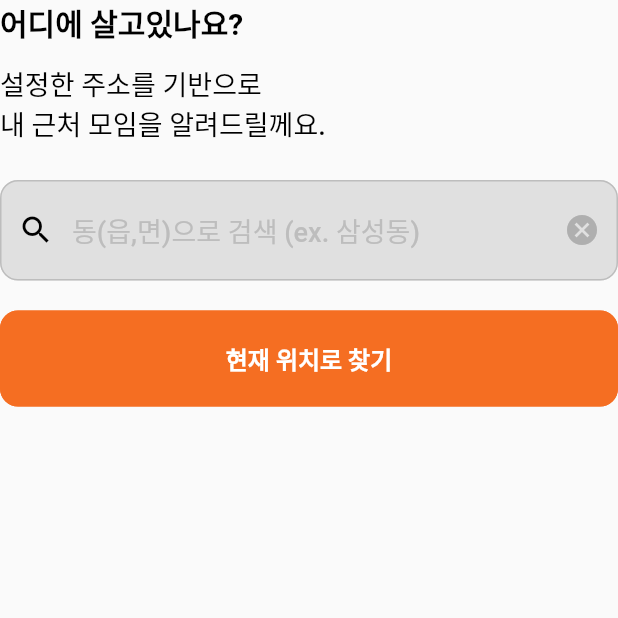
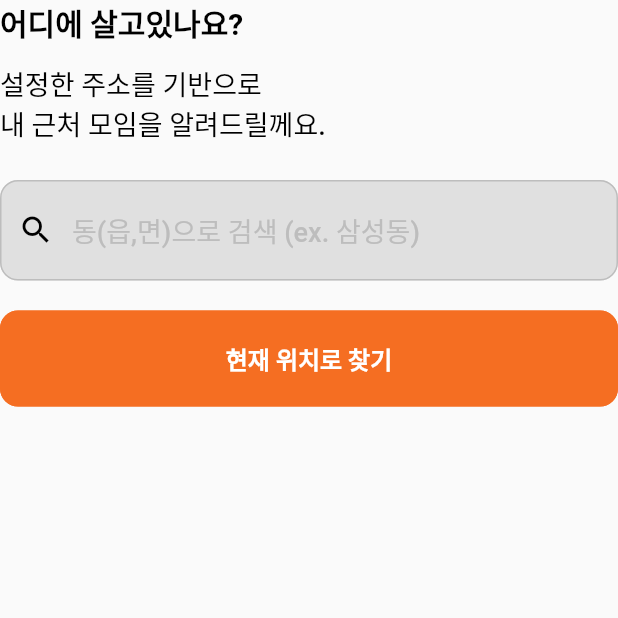
Before and after one commit to EvilStorm/OneDayMate-Flutter, a Flutter app: the JoinProcessScreen screen opened by its route, on a phone screen of 412 x 824 dp, the top half of it. Run offline on Flutter 3.47's test engine with Material 2 defaults, Android fonts, the phone set to English and light mode, and no system bars; our stand-ins replace expandable, firebase_auth, firebase_core, firebase_messaging, flutter_html, flutter_spinkit and 7 more; missing offline and left inert: flutter_facebook_auth, http_interceptor, kakao_flutter_sdk_user; accounts and stored records are empty; statements that could not run were skipped.

Commit message:
search address modify

```diff
--- a/lib/network/http_client.dart
+++ b/lib/network/http_client.dart
@@ -9,8 +9,8 @@ import 'app_exception.dart';
 import 'http_log_intercepter.dart';
 
 class HttpClient {
-  final testDomain = "192.168.0.4:2394";
-  final liveDomain = "192.168.0.4:2394";
+  final testDomain = "192.168.16.154:2394";
+  final liveDomain = "192.168.16.154:2394";
   Map<String, String> header = {
     "Content-Type": "application/json",
   };
--- /dev/null
+++ b/lib/screens/join/page_location.dart
@@ -0,0 +1,106 @@
+import 'package:flutter/material.dart';
+import 'package:get/get.dart';
+import 'package:odm/constants/constants.dart';
+import 'package:odm/controllers/controller_brief_addr.dart';
+import 'package:odm/screens/components/button.dart';
+
+class PageLocationSelect extends StatelessWidget {
+  PageLocationSelect({Key? key}) : super(key: key);
+  final BirefAddressSearchController _addrSearchController = Get.find();
+
+  @override
+  Widget build(BuildContext context) {
+    return Obx(
+      () => Column(
+        crossAxisAlignment: CrossAxisAlignment.stretch,
+        mainAxisAlignment: MainAxisAlignment.start,
+        children: [
+          Text(
+            '어디에 살고있나요?',
+            style: Theme.of(context).textTheme.headline4,
+          ),
+          const SizedBox(
+            height: Constants.sapceGap * 3,
+          ),
+          Text(
+            '설정한 주소를 기반으로\n내 근처 모임을 알려드릴께요.',
+            style: Theme.of(context).textTheme.subtitle1,
+          ),
+          const SizedBox(
+            height: Constants.sapceGap * 6,
+          ),
+          TextField(
+            controller: _addrSearchController.searchController,
+            autocorrect: false,
+            decoration: InputDecoration(
+              hintText: '동(읍,면)으로 검색 (ex. 삼성동)',
+              filled: true,
+              fillColor: const Color(0xFFE0E0E0),
+              border: OutlineInputBorder(
+                borderRadius: BorderRadius.circular(Constants.sapceGap * 3),
+              ),
+              focusedBorder: OutlineInputBorder(
+                  borderRadius: BorderRadius.circular(Constants.sapceGap * 3),
+                  borderSide:
+                      const BorderSide(width: 0, color: Color(0xFFE0E0E0))),
+              prefixIcon: GestureDetector(
+                onTap: () => {},
+                child: const Icon(Icons.search, color: Colors.black),
+              ),
+              suffixIcon: Visibility(
+                visible: _addrSearchController.searchController.text.isNotEmpty,
+                child: GestureDetector(
+                  onTap: () => _addrSearchController.searchClear(),
+                  child: const Icon(
+                    Icons.cancel,
+                    color: Color(0xFFAFAFAF),
+                  ),
+                ),
+              ),
+            ),
+          ),
+          const SizedBox(
+            height: Constants.sapceGap * 5,
+          ),
+          const Button(
+            text: '현재 위치로 찾기',
+            isAccent: true,
+          ),
+          const SizedBox(
+            height: Constants.sapceGap * 6,
+          ),
+          Visibility(
+            visible: _addrSearchController.searchController.text.isNotEmpty,
+            child: Text(
+              "'${_addrSearchController.searchController.text}' 검색 결과",
+              style: Theme.of(context).textTheme.subtitle2!.copyWith(
+                    fontWeight: FontWeight.bold,
+                  ),
+            ),
+          ),
+          const SizedBox(
+            height: Constants.sapceGap * 5,
+          ),
+          Expanded(
+            child: ListView.separated(
+              itemCount: _addrSearchController.searchAddressList.length,
+              itemBuilder: (context, index) {
+                return Padding(
+                  padding:
+                      const EdgeInsets.symmetric(vertical: Constants.sapceGap),
+                  child: Text(
+                    _addrSearchController.searchAddressList[index].fullAddress!,
+                    style: Theme.of(context).textTheme.bodyText2,
+                  ),
+                );
+              },
+              separatorBuilder: (context, index) {
+                return const Divider();
+              },
+            ),
+          ),
+        ],
+      ),
+    );
+  }
+}
--- a/lib/screens/join/screen_process_join.dart
+++ b/lib/screens/join/screen_process_join.dart
@@ -1,100 +1,26 @@
 import 'package:flutter/material.dart';
 import 'package:get/get.dart';
-import 'package:odm/constants/constants.dart';
-import 'package:odm/controllers/contoller_user_info.dart';
 import 'package:odm/controllers/controller_brief_addr.dart';
+import 'package:odm/controllers/controller_join.dart';
 import 'package:odm/controllers/controller_sign.dart';
-import 'package:odm/models/model_brief_addr.dart';
-import 'package:odm/screens/components/button.dart';
+import 'package:odm/screens/join/page_location.dart';
+import 'package:odm/utils/print.dart';
 
 class JoinProcessScreen extends StatelessWidget {
   JoinProcessScreen({Key? key}) : super(key: key);
+  final SignController _signController = Get.find();
 
-  final SignController _signController = Get.find();
-  final BirefAddressSearchController _addrSearchController = Get.find();
+  JoinController _controller = Get.find();
+
+  var pageList = [
+    PageLocationSelect(),
+  ];
 
   @override
   Widget build(BuildContext context) {
     return Scaffold(
       body: SafeArea(
-        child: Column(
-          crossAxisAlignment: CrossAxisAlignment.stretch,
-          mainAxisAlignment: MainAxisAlignment.start,
-          children: [
-            Text(
-              '어디에 살고있나요?',
-              style: Theme.of(context).textTheme.headline4,
-            ),
-            const SizedBox(
-              height: Constants.sapceGap * 3,
-            ),
-            Text(
-              '설정한 주소를 기반으로\n내 근처 모임을 알려드릴께요.',
-              style: Theme.of(context).textTheme.subtitle1,
-            ),
-            const SizedBox(
-              height: Constants.sapceGap * 6,
-            ),
-            TextField(
-              controller: _addrSearchController.searchController,
-              autocorrect: false,
-              decoration: InputDecoration(
-                hintText: '동(읍,면)으로 검색 (ex. 삼성동)',
-                filled: true,
-                fillColor: const Color(0xFFE0E0E0),
-                border: OutlineInputBorder(
-                  borderRadius: BorderRadius.circular(Constants.sapceGap * 3),
-                ),
-                focusedBorder: OutlineInputBorder(
-                    borderRadius: BorderRadius.circular(Constants.sapceGap * 3),
-                    borderSide:
-                        const BorderSide(width: 0, color: Color(0xFFE0E0E0))),
-                prefixIcon: GestureDetector(
-                  onTap: () => {},
-                  child: const Icon(Icons.search, color: Colors.black),
-                ),
-                suffixIcon: GestureDetector(
-                  onTap: () => _addrSearchController.searchClear(),
-                  child: const Icon(
-                    Icons.cancel,
-                    color: Color(0xFFAFAFAF),
-                  ),
-                ),
-              ),
-            ),
-            const SizedBox(
-              height: Constants.sapceGap * 5,
-            ),
-            Button(
-              text: '현재 위치로 찾기',
-              isAccent: true,
-            ),
-            const SizedBox(
-              height: Constants.sapceGap * 6,
-            ),
-            Expanded(
-              child: Obx(
-                () => ListView.separated(
-                  itemCount: _addrSearchController.searchAddressList.length,
-                  itemBuilder: (context, index) {
-                    return Padding(
-                      padding: const EdgeInsets.symmetric(
-                          vertical: Constants.sapceGap),
-                      child: Text(
-                        _addrSearchController
-                            .searchAddressList[index].fullAddress!,
-                        style: Theme.of(context).textTheme.bodyText2,
-                      ),
-                    );
-                  },
-                  separatorBuilder: (context, index) {
-                    return const Divider();
-                  },
-                ),
-              ),
-            ),
-          ],
-        ),
+        child: pageList[_controller.currentPageIndex.value],
       ),
     );
   }
```
Also changed, not shown: lib/controllers/controller_brief_addr.dart (+10 -4 lines), lib/controllers/controller_join.dart (+8 -8 lines), lib/screens/components/dialog_basic.dart (+7 -3 lines), lib/utils/device_util.dart (added, +23 -0 lines).
